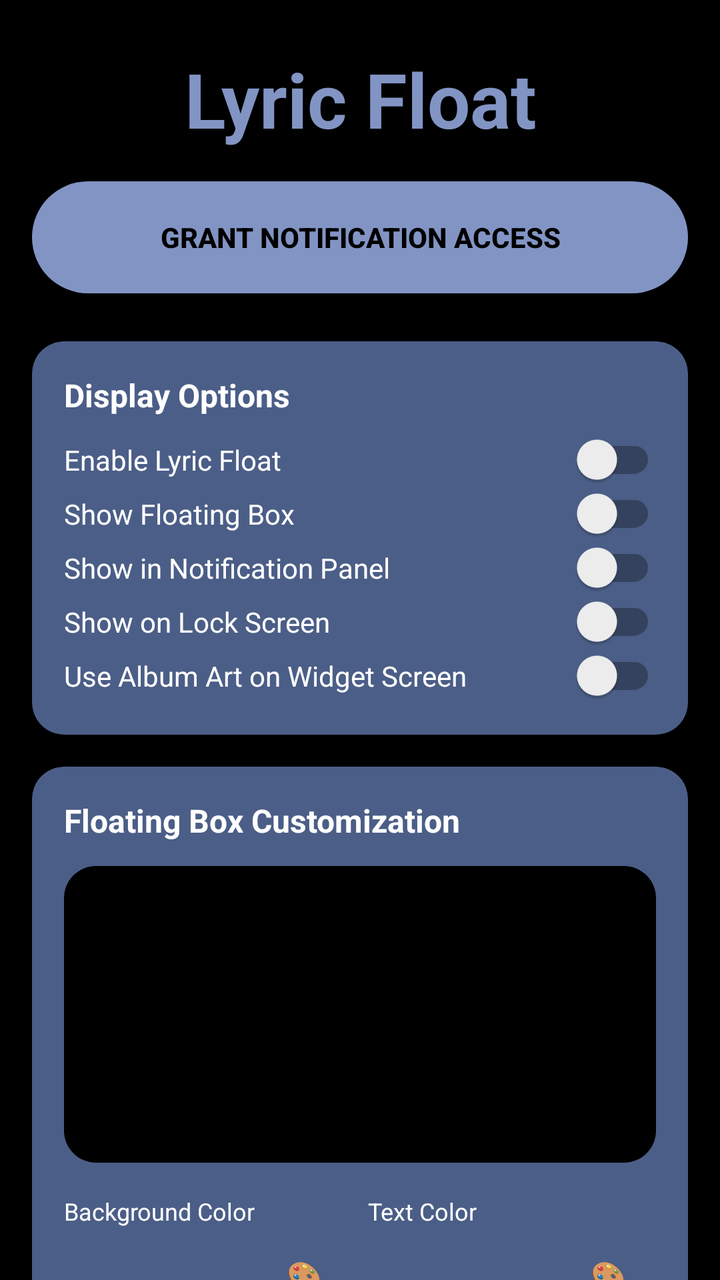
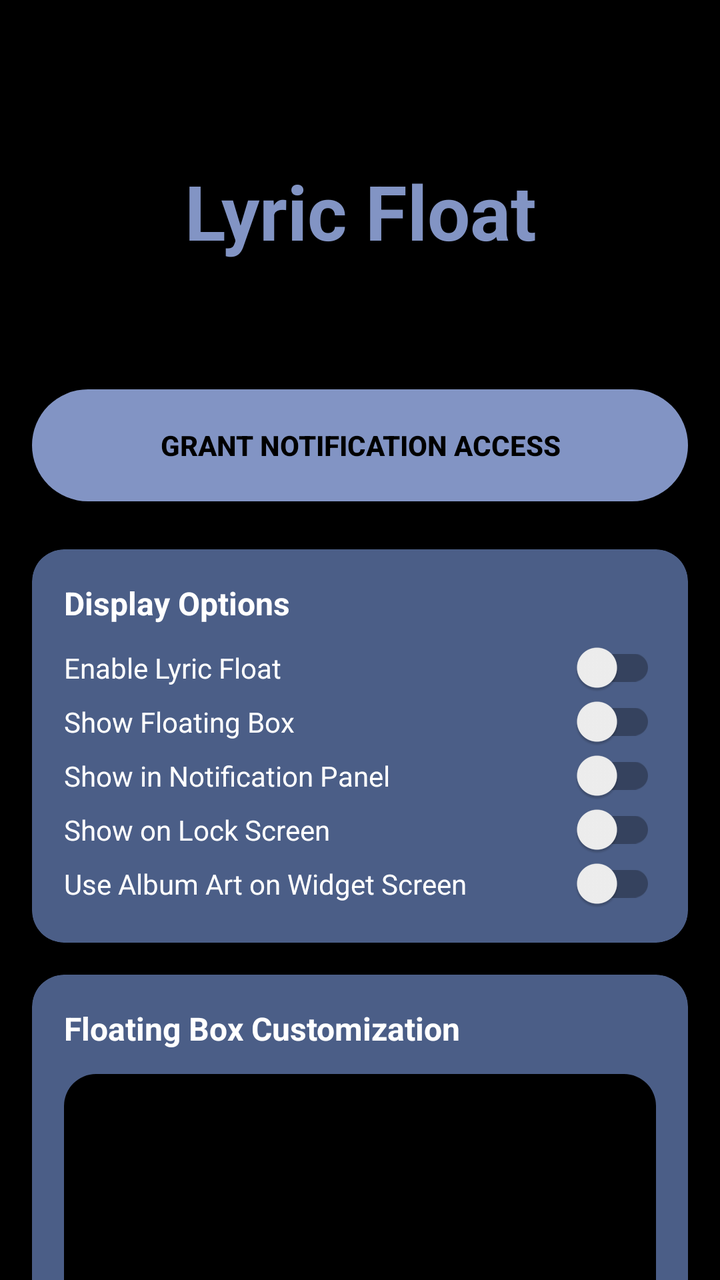

Before-and-after screenshots of an Android layout around one commit, followed by the original layout XML and the change that was made.
<!-- AndroidManifest.xml: activity theme Theme.LyricFloat -->
<!-- res/layout/activity_main.xml -->
<?xml version="1.0" encoding="utf-8"?>
<ScrollView xmlns:android="http://schemas.android.com/apk/res/android"
    xmlns:app="http://schemas.android.com/apk/res-auto"
    android:id="@+id/main_scroll_view"
    android:layout_width="match_parent"
    android:layout_height="match_parent"
    android:fillViewport="true"
    android:background="#000000">

    <LinearLayout
        android:id="@+id/main_layout"
        android:layout_width="match_parent"
        android:layout_height="wrap_content"
        android:orientation="vertical"
        android:padding="16dp"
        android:clipToPadding="false"
        android:paddingBottom="48dp">

        
        <TextView
            android:id="@+id/main_title"
            android:layout_width="match_parent"
            android:layout_height="wrap_content"
            android:text="Lyric Float"
            android:textSize="38sp"
            android:textStyle="bold"
            android:textColor="#8294C4"
            android:gravity="center"
            android:layout_marginTop="8dp"
            android:layout_marginBottom="16dp" />

        <androidx.appcompat.widget.AppCompatButton
            android:id="@+id/btn_notification_access"
            android:layout_width="match_parent"
            android:layout_height="56dp"
            android:text="GRANT NOTIFICATION ACCESS"
            android:textStyle="bold"
            android:textColor="#000000"
            android:background="@drawable/bg_button_rounded"
            android:backgroundTint="#8294C4"
            android:layout_marginBottom="24dp" />

        
        <androidx.cardview.widget.CardView
            android:id="@+id/card_1"
            android:layout_width="match_parent"
            android:layout_height="wrap_content"
            android:layout_marginBottom="16dp"
            app:cardBackgroundColor="#4B5E87"
            app:cardCornerRadius="16dp">

            <LinearLayout
                android:layout_width="match_parent"
                android:layout_height="wrap_content"
                android:orientation="vertical"
                android:padding="16dp">

                <TextView
                    android:layout_width="wrap_content"
                    android:layout_height="wrap_content"
                    android:text="Display Options"
                    android:textStyle="bold"
                    android:textColor="#FFFFFF"
                    android:textSize="16sp"
                    android:layout_marginBottom="8dp"/>

                <androidx.appcompat.widget.SwitchCompat
                    android:id="@+id/switch_start_service"
                    android:layout_width="match_parent"
                    android:layout_height="wrap_content"
                    android:text="Enable Lyric Float"
                    android:textColor="#FFFFFF"
                    android:paddingVertical="4dp" />
                <androidx.appcompat.widget.SwitchCompat
                    android:id="@+id/switch_floating_box"
                    android:layout_width="match_parent"
                    android:layout_height="wrap_content"
                    android:text="Show Floating Box"
                    android:textColor="#FFFFFF"
                    android:paddingVertical="4dp" />
                <androidx.appcompat.widget.SwitchCompat
                    android:id="@+id/switch_notification"
                    android:layout_width="match_parent"
                    android:layout_height="wrap_content"
                    android:text="Show in Notification Panel"
                    android:textColor="#FFFFFF"
                    android:paddingVertical="4dp" />
                <androidx.appcompat.widget.SwitchCompat
                    android:id="@+id/switch_lock_screen"
                    android:layout_width="match_parent"
                    android:layout_height="wrap_content"
                    android:text="Show on Lock Screen"
                    android:textColor="#FFFFFF"
                    android:paddingVertical="4dp" />
                <androidx.appcompat.widget.SwitchCompat
                    android:id="@+id/switch_widget_album_art"
                    android:layout_width="match_parent"
                    android:layout_height="wrap_content"
                    android:text="Use Album Art on Widget Screen"
                    android:textColor="#FFFFFF"
                    android:paddingVertical="4dp" />
            </LinearLayout>
        </androidx.cardview.widget.CardView>

        
        <androidx.cardview.widget.CardView
            android:id="@+id/card_2"
            android:layout_width="match_parent"
            android:layout_height="wrap_content"
            android:layout_marginBottom="16dp"
            app:cardBackgroundColor="#4B5E87"
            app:cardCornerRadius="16dp">

            <LinearLayout
                android:layout_width="match_parent"
                android:layout_height="wrap_content"
                android:orientation="vertical"
                android:padding="16dp">

                <TextView
                    android:layout_width="wrap_content"
                    android:layout_height="wrap_content"
                    android:text="Floating Box Customization"
                    android:textStyle="bold"
                    android:textColor="#FFFFFF"
                    android:textSize="16sp"
                    android:layout_marginBottom="12dp"/>

                <LinearLayout
                    android:id="@+id/preview_container_float"
                    android:layout_width="match_parent"
                    android:layout_height="wrap_content"
                    android:orientation="vertical"
                    android:gravity="center"
                    android:padding="24dp"
                    android:layout_marginBottom="16dp"
                    android:background="@drawable/rounded_bg_semi_transparent">
                    <TextView android:id="@+id/preview_float_prev2" android:layout_width="wrap_content" android:layout_height="wrap_content" android:text="This is the line before" android:textSize="12sp" />
                    <TextView android:id="@+id/preview_float_prev" android:layout_width="wrap_content" android:layout_height="wrap_content" android:text="This is the previous line" android:textSize="14sp" />
                    <TextView android:id="@+id/preview_float_current" android:layout_width="wrap_content" android:layout_height="wrap_content" android:text="This is the current singing line" android:textSize="16sp" android:textStyle="bold" android:layout_marginVertical="4dp" />
                    <TextView android:id="@+id/preview_float_next" android:layout_width="wrap_content" android:layout_height="wrap_content" android:text="This is the next line" android:textSize="14sp" />
                    <TextView android:id="@+id/preview_float_next2" android:layout_width="wrap_content" android:layout_height="wrap_content" android:text="This is the line after" android:textSize="12sp" />
                </LinearLayout>

                <LinearLayout
                    android:layout_width="match_parent"
                    android:layout_height="wrap_content"
                    android:orientation="horizontal"
                    android:layout_marginBottom="16dp">
                    <LinearLayout android:layout_width="0dp" android:layout_weight="1" android:layout_height="wrap_content" android:orientation="vertical">
                        <TextView android:layout_width="wrap_content" android:layout_height="wrap_content" android:text="Background Color" android:textColor="#FFFFFF" android:textSize="12sp" />
                        <LinearLayout android:layout_width="match_parent" android:layout_height="wrap_content" android:orientation="horizontal">
                            <EditText android:id="@+id/et_float_bg_color" android:layout_width="0dp" android:layout_weight="1" android:layout_height="wrap_content" android:textColor="#FFFFFF" android:inputType="textNoSuggestions" android:singleLine="true" />
                            <Button android:id="@+id/btn_pick_float_bg_color" android:layout_width="wrap_content" android:layout_height="wrap_content" android:minWidth="48dp" android:text="🎨" style="?android:attr/borderlessButtonStyle" />
                        </LinearLayout>
                    </LinearLayout>
                    <LinearLayout android:layout_width="0dp" android:layout_weight="1" android:layout_height="wrap_content" android:orientation="vertical" android:layout_marginStart="8dp">
                        <TextView android:layout_width="wrap_content" android:layout_height="wrap_content" android:text="Text Color" android:textColor="#FFFFFF" android:textSize="12sp" />
                        <LinearLayout android:layout_width="match_parent" android:layout_height="wrap_content" android:orientation="horizontal">
                            <EditText android:id="@+id/et_float_text_color" android:layout_width="0dp" android:layout_weight="1" android:layout_height="wrap_content" android:textColor="#FFFFFF" android:inputType="textNoSuggestions" android:singleLine="true" />
                            <Button android:id="@+id/btn_pick_float_text_color" android:layout_width="wrap_content" android:layout_height="wrap_content" android:minWidth="48dp" android:text="🎨" style="?android:attr/borderlessButtonStyle" />
                        </LinearLayout>
                    </LinearLayout>
                </LinearLayout>

                <TextView android:layout_width="wrap_content" android:layout_height="wrap_content" android:text="Floating Box Transparency" android:textColor="#FFFFFF" />
                <RelativeLayout android:layout_width="match_parent" android:layout_height="wrap_content">
                    <TextView android:layout_width="wrap_content" android:layout_height="wrap_content" android:text="0%" android:textColor="#FFFFFF" android:layout_alignParentStart="true"/>
                    <TextView android:layout_width="wrap_content" android:layout_height="wrap_content" android:text="50%" android:textColor="#FFFFFF" android:layout_centerHorizontal="true"/>
                    <TextView android:layout_width="wrap_content" android:layout_height="wrap_content" android:text="100%" android:textColor="#FFFFFF" android:layout_alignParentEnd="true"/>
                </RelativeLayout>
                <SeekBar android:id="@+id/seek_float_transparency" android:layout_width="match_parent" android:layout_height="wrap_content" android:max="255" android:layout_marginBottom="16dp" />

                <TextView android:layout_width="wrap_content" android:layout_height="wrap_content" android:text="Floating Box Default Number of Lines" android:textColor="#FFFFFF" />
                <LinearLayout android:layout_width="match_parent" android:layout_height="wrap_content" android:orientation="horizontal" android:paddingLeft="16dp" android:paddingRight="16dp">
                    <TextView android:layout_width="wrap_content" android:layout_height="wrap_content" android:text="1" android:textColor="#FFFFFF" />
                    <Space android:layout_width="0dp" android:layout_height="wrap_content" android:layout_weight="1" />
                    <TextView android:layout_width="wrap_content" android:layout_height="wrap_content" android:text="2" android:textColor="#FFFFFF" />
                    <Space android:layout_width="0dp" android:layout_height="wrap_content" android:layout_weight="1" />
                    <TextView android:layout_width="wrap_content" android:layout_height="wrap_content" android:text="3" android:textColor="#FFFFFF" />
                    <Space android:layout_width="0dp" android:layout_height="wrap_content" android:layout_weight="1" />
                    <TextView android:layout_width="wrap_content" android:layout_height="wrap_content" android:text="4" android:textColor="#FFFFFF" />
                    <Space android:layout_width="0dp" android:layout_height="wrap_content" android:layout_weight="1" />
                    <TextView android:layout_width="wrap_content" android:layout_height="wrap_content" android:text="5" android:textColor="#FFFFFF" />
                </LinearLayout>
                <SeekBar android:id="@+id/seek_float_lines" style="@style/Widget.AppCompat.SeekBar.Discrete" android:layout_width="match_parent" android:layout_height="wrap_content" android:max="4" android:progress="2" android:layout_marginBottom="16dp"/>

                <androidx.appcompat.widget.AppCompatButton android:id="@+id/btn_apply_float" android:layout_width="match_parent" android:layout_height="48dp" android:text="Apply Settings" android:textStyle="bold" android:textColor="#000000" android:backgroundTint="#8294C4" android:background="@drawable/bg_button_rounded" />
            </LinearLayout>
        </androidx.cardview.widget.CardView>

        
        <androidx.cardview.widget.CardView
            android:id="@+id/card_3"
            android:layout_width="match_parent"
            android:layout_height="wrap_content"
            android:layout_marginBottom="16dp"
            app:cardBackgroundColor="#4B5E87"
            app:cardCornerRadius="16dp">

            <LinearLayout android:layout_width="match_parent" android:layout_height="wrap_content" android:orientation="vertical" android:padding="16dp">
                <TextView android:layout_width="wrap_content" android:layout_height="wrap_content" android:text="Floating Box Color Presets" android:textColor="#FFFFFF" android:layout_marginBottom="12dp"/>
                <LinearLayout android:layout_width="match_parent" android:layout_height="wrap_content" android:orientation="horizontal">
                    <Button android:id="@+id/btn_float_theme_dark" android:layout_width="0dp" android:layout_weight="1" android:layout_height="wrap_content" android:text="Dark" android:textColor="#FFFFFF" android:backgroundTint="#222222" android:background="@drawable/bg_button_rounded" android:layout_marginEnd="4dp"/>
                    <Button android:id="@+id/btn_float_theme_light" android:layout_width="0dp" android:layout_weight="1" android:layout_height="wrap_content" android:text="Light" android:textColor="#000000" android:backgroundTint="#FFFFFF" android:background="@drawable/bg_button_rounded" android:layout_marginHorizontal="4dp"/>
                    <Button android:id="@+id/btn_float_theme_green" android:layout_width="0dp" android:layout_weight="1" android:layout_height="wrap_content" android:text="Green" android:textColor="#FFFFFF" android:backgroundTint="#1DB954" android:background="@drawable/bg_button_rounded" android:layout_marginStart="4dp"/>
                </LinearLayout>
            </LinearLayout>
        </androidx.cardview.widget.CardView>

        
        <androidx.cardview.widget.CardView
            android:id="@+id/card_4"
            android:layout_width="match_parent"
            android:layout_height="wrap_content"
            android:layout_marginBottom="16dp"
            app:cardBackgroundColor="#4B5E87"
            app:cardCornerRadius="16dp">

            <LinearLayout android:layout_width="match_parent" android:layout_height="wrap_content" android:orientation="vertical" android:padding="16dp">
                <TextView android:layout_width="wrap_content" android:layout_height="wrap_content" android:text="Widget Customisation" android:textStyle="bold" android:textColor="#FFFFFF" android:textSize="16sp" android:layout_marginBottom="12dp"/>

                <LinearLayout android:id="@+id/preview_container_widget" android:layout_width="match_parent" android:layout_height="wrap_content" android:orientation="vertical" android:gravity="center" android:padding="24dp" android:layout_marginBottom="16dp" android:background="@drawable/rounded_bg_semi_transparent">
                    <TextView android:id="@+id/preview_widget_prev2" android:layout_width="wrap_content" android:layout_height="wrap_content" android:text="This is the line before" android:textSize="12sp" />
                    <TextView android:id="@+id/preview_widget_prev" android:layout_width="wrap_content" android:layout_height="wrap_content" android:text="This is the previous line" android:textSize="14sp" />
                    <TextView android:id="@+id/preview_widget_current" android:layout_width="wrap_content" android:layout_height="wrap_content" android:text="This is the current singing line" android:textSize="16sp" android:textStyle="bold" android:layout_marginVertical="4dp" />
                    <TextView android:id="@+id/preview_widget_next" android:layout_width="wrap_content" android:layout_height="wrap_content" android:text="This is the next line" android:textSize="14sp" />
                    <TextView android:id="@+id/preview_widget_next2" android:layout_width="wrap_content" android:layout_height="wrap_content" android:text="This is the line after" android:textSize="12sp" />
                </LinearLayout>

                <LinearLayout android:layout_width="match_parent" android:layout_height="wrap_content" android:orientation="horizontal" android:layout_marginBottom="16dp">
                    <LinearLayout android:layout_width="0dp" android:layout_weight="1" android:layout_height="wrap_content" android:orientation="vertical">
                        <TextView android:layout_width="wrap_content" android:layout_height="wrap_content" android:text="Background Color" android:textColor="#FFFFFF" android:textSize="12sp" />
                        <LinearLayout android:layout_width="match_parent" android:layout_height="wrap_content" android:orientation="horizontal">
                            <EditText android:id="@+id/et_widget_bg_color" android:layout_width="0dp" android:layout_weight="1" android:layout_height="wrap_content" android:textColor="#FFFFFF" android:inputType="textNoSuggestions" android:singleLine="true" />
                            <Button android:id="@+id/btn_pick_widget_bg_color" android:layout_width="wrap_content" android:layout_height="wrap_content" android:minWidth="48dp" android:text="🎨" style="?android:attr/borderlessButtonStyle" />
                        </LinearLayout>
                    </LinearLayout>
                    <LinearLayout android:layout_width="0dp" android:layout_weight="1" android:layout_height="wrap_content" android:orientation="vertical" android:layout_marginStart="8dp">
                        <TextView android:layout_width="wrap_content" android:layout_height="wrap_content" android:text="Text Color" android:textColor="#FFFFFF" android:textSize="12sp" />
                        <LinearLayout android:layout_width="match_parent" android:layout_height="wrap_content" android:orientation="horizontal">
                            <EditText android:id="@+id/et_widget_text_color" android:layout_width="0dp" android:layout_weight="1" android:layout_height="wrap_content" android:textColor="#FFFFFF" android:inputType="textNoSuggestions" android:singleLine="true" />
                            <Button android:id="@+id/btn_pick_widget_text_color" android:layout_width="wrap_content" android:layout_height="wrap_content" android:minWidth="48dp" android:text="🎨" style="?android:attr/borderlessButtonStyle" />
                        </LinearLayout>
                    </LinearLayout>
                </LinearLayout>

                <TextView android:layout_width="wrap_content" android:layout_height="wrap_content" android:text="Widget Transparency" android:textColor="#FFFFFF" />
                <RelativeLayout android:layout_width="match_parent" android:layout_height="wrap_content">
                    <TextView android:layout_width="wrap_content" android:layout_height="wrap_content" android:text="0%" android:textColor="#FFFFFF" android:layout_alignParentStart="true"/>
                    <TextView android:layout_width="wrap_content" android:layout_height="wrap_content" android:text="50%" android:textColor="#FFFFFF" android:layout_centerHorizontal="true"/>
                    <TextView android:layout_width="wrap_content" android:layout_height="wrap_content" android:text="100%" android:textColor="#FFFFFF" android:layout_alignParentEnd="true"/>
                </RelativeLayout>
                <SeekBar android:id="@+id/seek_widget_transparency" android:layout_width="match_parent" android:layout_height="wrap_content" android:max="255" android:layout_marginBottom="16dp" />

                <TextView android:layout_width="wrap_content" android:layout_height="wrap_content" android:text="Widget Number of Lines" android:textColor="#FFFFFF" />
                <LinearLayout android:layout_width="match_parent" android:layout_height="wrap_content" android:orientation="horizontal" android:paddingLeft="16dp" android:paddingRight="16dp">
                    <TextView android:layout_width="wrap_content" android:layout_height="wrap_content" android:text="1" android:textColor="#FFFFFF" />
                    <Space android:layout_width="0dp" android:layout_height="wrap_content" android:layout_weight="1" />
                    <TextView android:layout_width="wrap_content" android:layout_height="wrap_content" android:text="2" android:textColor="#FFFFFF" />
                    <Space android:layout_width="0dp" android:layout_height="wrap_content" android:layout_weight="1" />
                    <TextView android:layout_width="wrap_content" android:layout_height="wrap_content" android:text="3" android:textColor="#FFFFFF" />
                    <Space android:layout_width="0dp" android:layout_height="wrap_content" android:layout_weight="1" />
                    <TextView android:layout_width="wrap_content" android:layout_height="wrap_content" android:text="4" android:textColor="#FFFFFF" />
                    <Space android:layout_width="0dp" android:layout_height="wrap_content" android:layout_weight="1" />
                    <TextView android:layout_width="wrap_content" android:layout_height="wrap_content" android:text="5" android:textColor="#FFFFFF" />
                </LinearLayout>
                <SeekBar android:id="@+id/seek_widget_lines" style="@style/Widget.AppCompat.SeekBar.Discrete" android:layout_width="match_parent" android:layout_height="wrap_content" android:max="4" android:progress="4" android:layout_marginBottom="16dp"/>

                <androidx.appcompat.widget.AppCompatButton android:id="@+id/btn_apply_widget" android:layout_width="match_parent" android:layout_height="48dp" android:text="Apply Settings" android:textStyle="bold" android:textColor="#000000" android:backgroundTint="#8294C4" android:background="@drawable/bg_button_rounded" />
            </LinearLayout>
        </androidx.cardview.widget.CardView>

        
        <androidx.cardview.widget.CardView
            android:id="@+id/card_5"
            android:layout_width="match_parent"
            android:layout_height="wrap_content"
            android:layout_marginBottom="16dp"
            app:cardBackgroundColor="#4B5E87"
            app:cardCornerRadius="16dp">

            <LinearLayout android:layout_width="match_parent" android:layout_height="wrap_content" android:orientation="vertical" android:padding="16dp">
                <TextView android:layout_width="wrap_content" android:layout_height="wrap_content" android:text="Widget Color Presets" android:textColor="#FFFFFF" android:layout_marginBottom="12dp"/>
                <LinearLayout android:layout_width="match_parent" android:layout_height="wrap_content" android:orientation="horizontal">
                    <Button android:id="@+id/btn_widget_theme_dark" android:layout_width="0dp" android:layout_weight="1" android:layout_height="wrap_content" android:text="Dark" android:textColor="#FFFFFF" android:backgroundTint="#222222" android:background="@drawable/bg_button_rounded" android:layout_marginEnd="4dp"/>
                    <Button android:id="@+id/btn_widget_theme_light" android:layout_width="0dp" android:layout_weight="1" android:layout_height="wrap_content" android:text="Light" android:textColor="#000000" android:backgroundTint="#FFFFFF" android:background="@drawable/bg_button_rounded" android:layout_marginHorizontal="4dp"/>
                    <Button android:id="@+id/btn_widget_theme_green" android:layout_width="0dp" android:layout_weight="1" android:layout_height="wrap_content" android:text="Green" android:textColor="#FFFFFF" android:backgroundTint="#1DB954" android:background="@drawable/bg_button_rounded" android:layout_marginStart="4dp"/>
                </LinearLayout>
            </LinearLayout>
        </androidx.cardview.widget.CardView>

        
        <androidx.cardview.widget.CardView
            android:id="@+id/card_6"
            android:layout_width="match_parent"
            android:layout_height="wrap_content"
            app:cardBackgroundColor="#4B5E87"
            app:cardCornerRadius="16dp">

            <LinearLayout android:layout_width="match_parent" android:layout_height="wrap_content" android:orientation="vertical" android:padding="16dp">
                <TextView android:layout_width="wrap_content" android:layout_height="wrap_content" android:text="App Theme Customisation" android:textStyle="bold" android:textColor="#FFFFFF" android:textSize="16sp" android:layout_marginBottom="12dp"/>

                <LinearLayout android:layout_width="match_parent" android:layout_height="wrap_content" android:orientation="horizontal" android:layout_marginBottom="12dp">
                    <LinearLayout android:layout_width="0dp" android:layout_weight="1" android:layout_height="wrap_content" android:orientation="vertical">
                        <TextView android:layout_width="wrap_content" android:layout_height="wrap_content" android:text="App Background" android:textColor="#FFFFFF" android:textSize="12sp" />
                        <LinearLayout android:layout_width="match_parent" android:layout_height="wrap_content" android:orientation="horizontal">
                            <EditText android:id="@+id/et_app_bg_color" android:layout_width="0dp" android:layout_weight="1" android:layout_height="wrap_content" android:textColor="#FFFFFF" android:inputType="textNoSuggestions" android:singleLine="true" />
                            <Button android:id="@+id/btn_pick_app_bg_color" android:layout_width="wrap_content" android:layout_height="wrap_content" android:minWidth="48dp" android:text="🎨" style="?android:attr/borderlessButtonStyle" />
                        </LinearLayout>
                    </LinearLayout>
                    <LinearLayout android:layout_width="0dp" android:layout_weight="1" android:layout_height="wrap_content" android:orientation="vertical" android:layout_marginStart="8dp">
                        <TextView android:layout_width="wrap_content" android:layout_height="wrap_content" android:text="Card Color" android:textColor="#FFFFFF" android:textSize="12sp" />
                        <LinearLayout android:layout_width="match_parent" android:layout_height="wrap_content" android:orientation="horizontal">
                            <EditText android:id="@+id/et_app_card_color" android:layout_width="0dp" android:layout_weight="1" android:layout_height="wrap_content" android:textColor="#FFFFFF" android:inputType="textNoSuggestions" android:singleLine="true" />
                            <Button android:id="@+id/btn_pick_app_card_color" android:layout_width="wrap_content" android:layout_height="wrap_content" android:minWidth="48dp" android:text="🎨" style="?android:attr/borderlessButtonStyle" />
                        </LinearLayout>
                    </LinearLayout>
                </LinearLayout>

                <LinearLayout android:layout_width="match_parent" android:layout_height="wrap_content" android:orientation="vertical" android:layout_marginBottom="16dp">
                    <TextView android:layout_width="wrap_content" android:layout_height="wrap_content" android:text="App Text Color" android:textColor="#FFFFFF" android:textSize="12sp" />
                    <LinearLayout android:layout_width="match_parent" android:layout_height="wrap_content" android:orientation="horizontal">
                        <EditText android:id="@+id/et_app_text_color" android:layout_width="0dp" android:layout_weight="1" android:layout_height="wrap_content" android:textColor="#FFFFFF" android:inputType="textNoSuggestions" android:singleLine="true" />
                        <Button android:id="@+id/btn_pick_app_text_color" android:layout_width="wrap_content" android:layout_height="wrap_content" android:minWidth="48dp" android:text="🎨" style="?android:attr/borderlessButtonStyle" />
                    </LinearLayout>
                </LinearLayout>

                <androidx.appcompat.widget.AppCompatButton android:id="@+id/btn_apply_app" android:layout_width="match_parent" android:layout_height="48dp" android:text="Apply App Theme" android:textStyle="bold" android:textColor="#000000" android:background="@drawable/bg_button_rounded" android:layout_marginBottom="16dp"/>

                <TextView android:layout_width="wrap_content" android:layout_height="wrap_content" android:text="App Theme Presets" android:textColor="#FFFFFF" android:layout_marginBottom="8dp"/>
                <LinearLayout android:layout_width="match_parent" android:layout_height="wrap_content" android:orientation="horizontal">
                    <Button android:id="@+id/btn_app_theme_default" android:layout_width="0dp" android:layout_weight="1" android:layout_height="wrap_content" android:text="Default" android:textColor="#FFFFFF" android:backgroundTint="#4B5E87" android:background="@drawable/bg_button_rounded" android:layout_marginEnd="4dp"/>
                    <Button android:id="@+id/btn_app_theme_dark" android:layout_width="0dp" android:layout_weight="1" android:layout_height="wrap_content" android:text="Dark" android:textColor="#FFFFFF" android:backgroundTint="#222222" android:background="@drawable/bg_button_rounded" android:layout_marginHorizontal="4dp"/>
                    <Button android:id="@+id/btn_app_theme_light" android:layout_width="0dp" android:layout_weight="1" android:layout_height="wrap_content" android:text="Light" android:textColor="#000000" android:backgroundTint="#FFFFFF" android:background="@drawable/bg_button_rounded" android:layout_marginStart="4dp"/>
                </LinearLayout>
            </LinearLayout>
        </androidx.cardview.widget.CardView>
    </LinearLayout>
</ScrollView>
<!-- resources referenced by this layout -->
<resources>
  <!-- drawable bg_button_rounded (drawable) -->
  <?xml version="1.0" encoding="utf-8"?>
  <shape xmlns:android="http://schemas.android.com/apk/res/android">
      <corners android:radius="28dp" />
  </shape>
  <!-- drawable rounded_bg_semi_transparent (drawable) -->
  <?xml version="1.0" encoding="utf-8"?>
  <shape xmlns:android="http://schemas.android.com/apk/res/android"
      android:shape="rectangle">
  
      
      <solid android:color="#000000" />
  
      
      <corners android:radius="16dp" />
  </shape>
  <style name="Theme.LyricFloat" parent="Theme.AppCompat.DayNight.NoActionBar" />
</resources>

<!-- the commit's change to res/layout/activity_main.xml (unified diff, before → after) -->
@@ -26,8 +26,8 @@
             android:textStyle="bold"
             android:textColor="#8294C4"
             android:gravity="center"
-            android:layout_marginTop="8dp"
-            android:layout_marginBottom="16dp" />
+            android:layout_marginTop="64dp"
+            android:layout_marginBottom="64dp" />
 
         <androidx.appcompat.widget.AppCompatButton
             android:id="@+id/btn_notification_access"
@@ -285,7 +285,7 @@
                 <LinearLayout android:layout_width="match_parent" android:layout_height="wrap_content" android:orientation="horizontal">
                     <Button android:id="@+id/btn_widget_theme_dark" android:layout_width="0dp" android:layout_weight="1" android:layout_height="wrap_content" android:text="Dark" android:textColor="#FFFFFF" android:backgroundTint="#222222" android:background="@drawable/bg_button_rounded" android:layout_marginEnd="4dp"/>
                     <Button android:id="@+id/btn_widget_theme_light" android:layout_width="0dp" android:layout_weight="1" android:layout_height="wrap_content" android:text="Light" android:textColor="#000000" android:backgroundTint="#FFFFFF" android:background="@drawable/bg_button_rounded" android:layout_marginHorizontal="4dp"/>
-                    <Button android:id="@+id/btn_widget_theme_green" android:layout_width="0dp" android:layout_weight="1" android:layout_height="wrap_content" android:text="Green" android:textColor="#FFFFFF" android:backgroundTint="#1DB954" android:background="@drawable/bg_button_rounded" android:layout_marginStart="4dp"/>
+                    <Button android:id="@+id/btn_widget_theme_accent" android:layout_width="0dp" android:layout_weight="1" android:layout_height="wrap_content" android:text="Accent" android:textColor="#FFFFFF" android:backgroundTint="#FF5E3E" android:background="@drawable/bg_button_rounded" android:layout_marginStart="2dp"/>
                 </LinearLayout>
             </LinearLayout>
         </androidx.cardview.widget.CardView>
